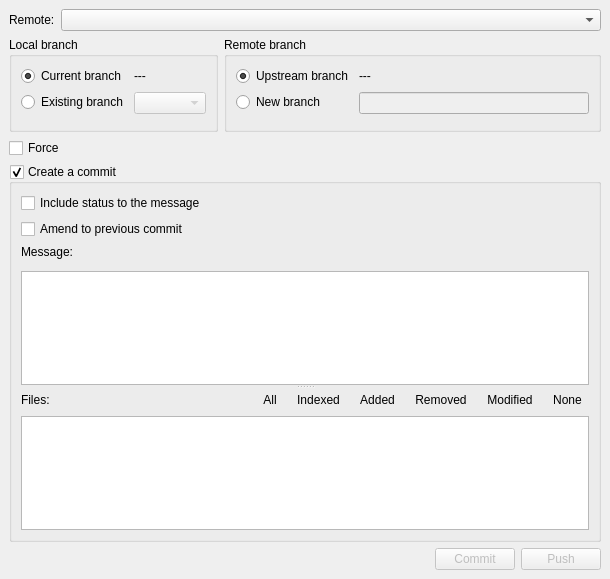
First picture: the form in src/libkommitwidgets/dialogs/commitpushdialog.ui, repository KDE/kommit, before the edit.
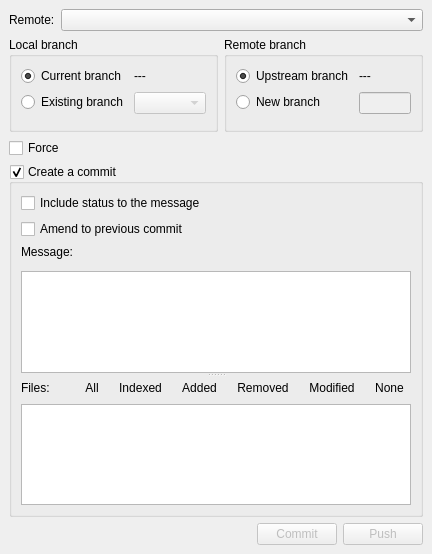
Second picture: the form after the edit. Custom widgets are drawn as their Qt base class.

```diff
--- a/src/libkommitwidgets/dialogs/commitpushdialog.ui
+++ b/src/libkommitwidgets/dialogs/commitpushdialog.ui
@@ -6,8 +6,8 @@
    <rect>
     <x>0</x>
     <y>0</y>
-    <width>610</width>
-    <height>579</height>
+    <width>432</width>
+    <height>554</height>
    </rect>
   </property>
   <property name="windowTitle">
```
